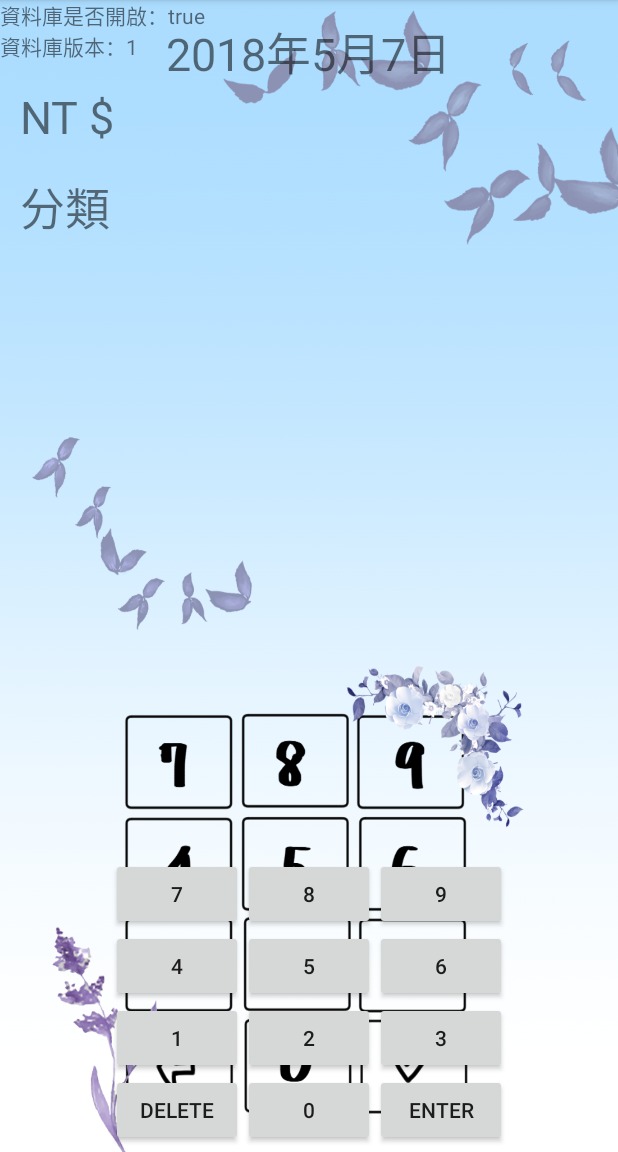
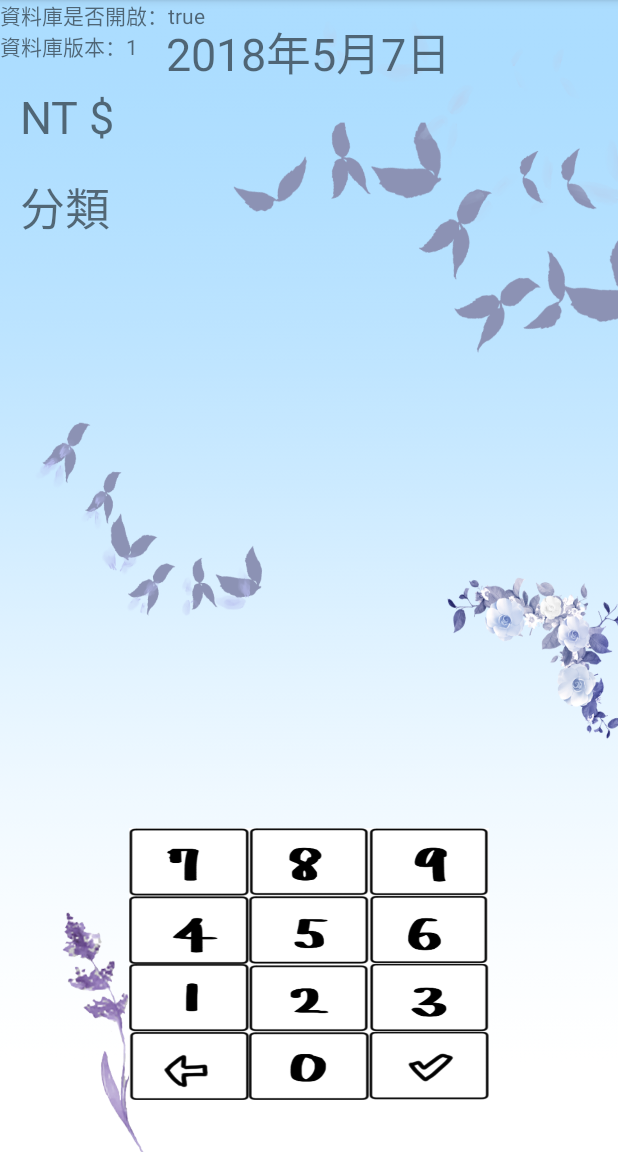
Before and after one commit to zidane0000/KeepMoney20, an Android app: the NewScreen screen opened directly, with no data from a screen before it, on a phone screen of 412 x 824 dp, the part 84-1236 px from its top. Run offline under Robolectric (Android 15) with nearby library versions, the light colour scheme and no system bars.

Commit message:
2018/4/29 實驗室電腦 更換button照片

```diff
--- a/app/src/main/res/layout/activity_new_screen.xml
+++ b/app/src/main/res/layout/activity_new_screen.xml
@@ -65,7 +65,7 @@
     <TableLayout
         android:id="@+id/tableLayout"
         android:layout_width="match_parent"
-        android:layout_height="200dp"
+        android:layout_height="250dp"
         android:layout_alignParentBottom="true"
         android:layout_centerHorizontal="true"
         android:gravity="center_vertical">
@@ -74,21 +74,21 @@
 
             <Button
                 android:id="@+id/computer7"
-                android:layout_width="50dp"
-                android:layout_height="wrap_content"
-                android:text="7" />
+                android:layout_width="80dp"
+                android:layout_height="45dp"
+                android:background="@drawable/button7" />
 
             <Button
                 android:id="@+id/computer8"
-                android:layout_width="39dp"
-                android:layout_height="wrap_content"
-                android:text="8" />
+                android:layout_width="80dp"
+                android:layout_height="45dp"
+                android:background="@drawable/button8" />
 
             <Button
                 android:id="@+id/computer9"
-                android:layout_width="50dp"
-                android:layout_height="wrap_content"
-                android:text="9" />
+                android:layout_width="80dp"
+                android:layout_height="45dp"
+                android:background="@drawable/button9" />
 
         </TableRow>
 
@@ -96,22 +96,21 @@
 
             <Button
                 android:id="@+id/computer4"
-                android:layout_width="wrap_content"
-                android:layout_height="wrap_content"
-                android:text="4" />
+                android:layout_width="50dp"
+                android:layout_height="45dp"
+                android:background="@drawable/button4" />
 
             <Button
                 android:id="@+id/computer5"
-                android:layout_width="wrap_content"
-                android:layout_height="wrap_content"
-                android:text="5" />
+                android:layout_width="50dp"
+                android:layout_height="45dp"
+                android:background="@drawable/button5" />
 
             <Button
                 android:id="@+id/computer6"
-                android:layout_width="wrap_content"
-                android:layout_height="wrap_content"
-                android:text="6"
-                android:textAlignment="center" />
+                android:layout_width="50dp"
+                android:layout_height="45dp"
+                android:background="@drawable/button6" />
 
         </TableRow>
 
@@ -119,22 +118,21 @@
 
             <Button
                 android:id="@+id/computer1"
-                android:layout_width="wrap_content"
-                android:layout_height="wrap_content"
-                android:text="1" />
+                android:layout_width="50dp"
+                android:layout_height="45dp"
+                android:background="@drawable/button1" />
 
             <Button
                 android:id="@+id/computer2"
-                android:layout_width="wrap_content"
-                android:layout_height="wrap_content"
-                android:text="2" />
+                android:layout_width="50dp"
+                android:layout_height="45dp"
+                android:background="@drawable/button2" />
 
             <Button
                 android:id="@+id/computer3"
-                android:layout_width="wrap_content"
-                android:layout_height="wrap_content"
-                android:text="3"
-                android:textAlignment="center" />
+                android:layout_width="50dp"
+                android:layout_height="45dp"
+                android:background="@drawable/button3" />
 
         </TableRow>
 
@@ -142,21 +140,21 @@
 
             <Button
                 android:id="@+id/computerDelete"
-                android:layout_width="wrap_content"
-                android:layout_height="wrap_content"
-                android:text="DELETE" />
+                android:layout_width="50dp"
+                android:layout_height="45dp"
+                android:background="@drawable/buttondelete" />
 
             <Button
                 android:id="@+id/computer0"
-                android:layout_width="wrap_content"
-                android:layout_height="wrap_content"
-                android:text="0" />
+                android:layout_width="50dp"
+                android:layout_height="45dp"
+                android:background="@drawable/button0" />
 
             <Button
                 android:id="@+id/computerEnter"
-                android:layout_width="wrap_content"
-                android:layout_height="wrap_content"
-                android:text="enter" />
+                android:layout_width="50dp"
+                android:layout_height="45dp"
+                android:background="@drawable/buttonenter" />
         </TableRow>
     </TableLayout>
 
```
Also changed, not shown: app/src/main/res/drawable/button0.png (added), app/src/main/res/drawable/button1.png (added), app/src/main/res/drawable/button2.png (added), app/src/main/res/drawable/button3.png (added), app/src/main/res/drawable/button4.png (added), app/src/main/res/drawable/button5.png (added), app/src/main/res/drawable/button6.png (added), app/src/main/res/drawable/button7.png (added), app/src/main/res/drawable/button8.png (added), app/src/main/res/drawable/button9.png (added), app/src/main/res/drawable/buttondelete.png (added), app/src/main/res/drawable/buttonenter.png (added), app/src/main/res/drawable/newscreen.png.
